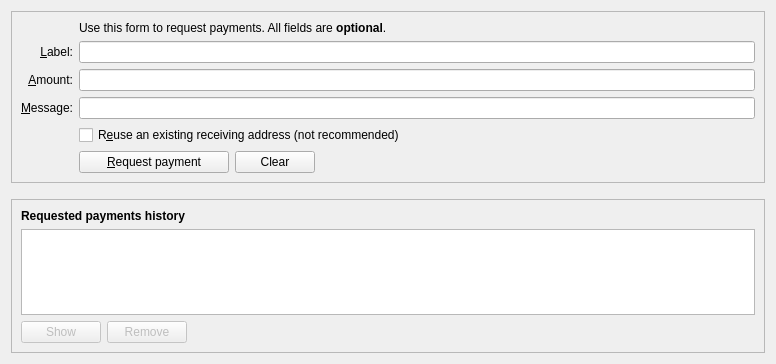
Before: the Qt Designer form src/qt/forms/receivecoinsdialog.ui in coinmenace/perfectcore, drawn with Qt 5.
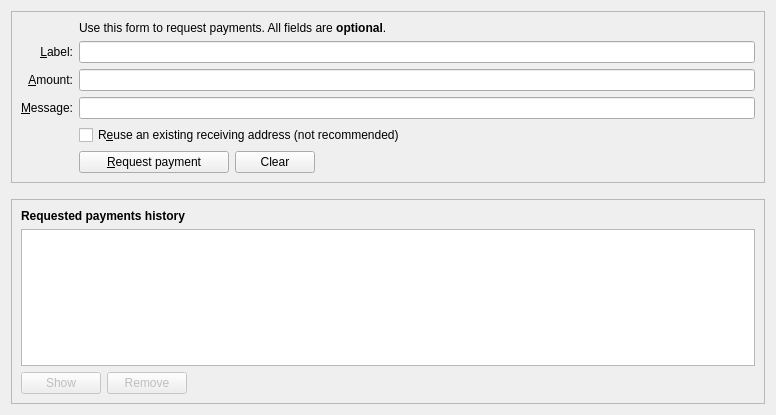
After: the same form once the commit is applied. Icons and pictures are not drawn. Custom widgets are drawn as their Qt base class.

Diff of the .ui file:
```diff
--- a/src/qt/forms/receivecoinsdialog.ui
+++ b/src/qt/forms/receivecoinsdialog.ui
@@ -7,7 +7,7 @@
     <x>0</x>
     <y>0</y>
     <width>776</width>
-    <height>364</height>
+    <height>415</height>
    </rect>
   </property>
   <layout class="QVBoxLayout" name="verticalLayout" stretch="0,0,1">
```
